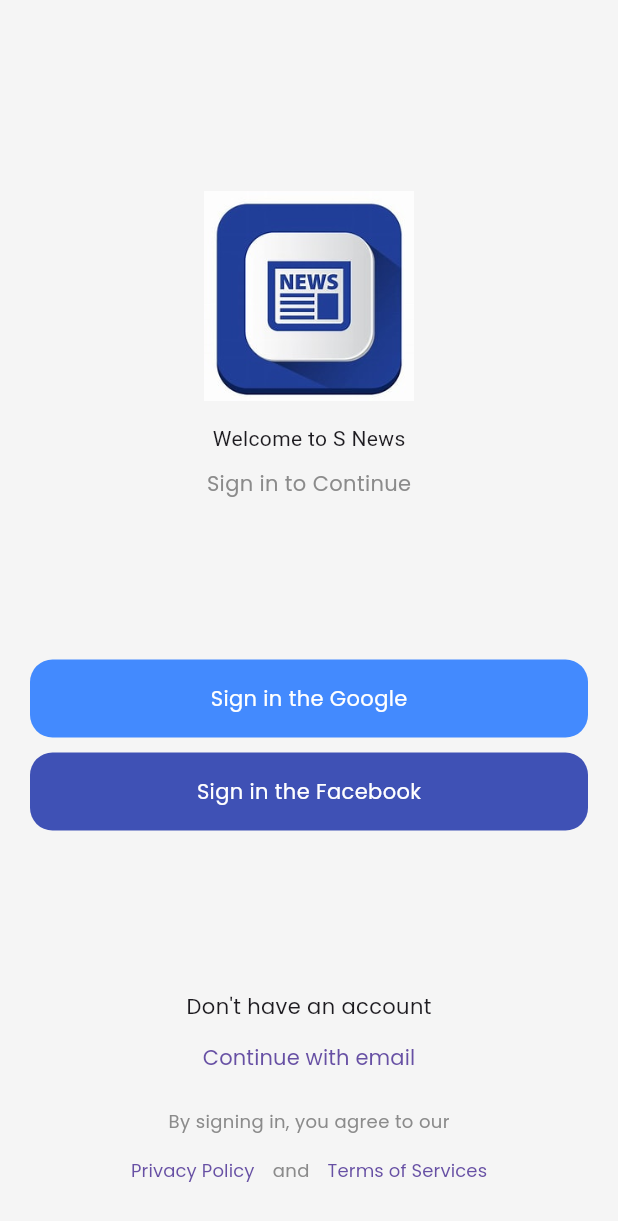
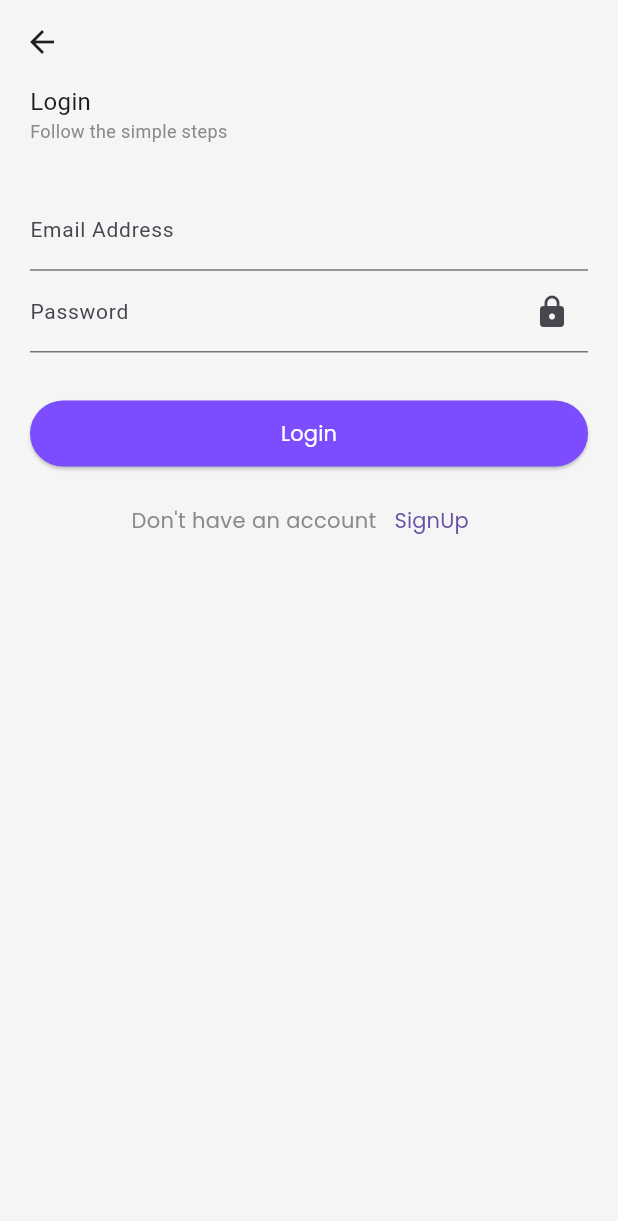
Before and after one commit to sujalraj00/snews, a Flutter app: the AuthenticationPage screen opened by its route, after a tap on "Continue with email", on a phone screen of 412 x 824 dp. Shown: the top 1221 px of the screen. Run offline on Flutter 3.47's test engine with Material 3 defaults, Android fonts, the phone set to English and light mode, and no system bars; our stand-ins replace get, velocity_x; Roboto replaces fonts that are missing (poppins-semibold).

Commit message:
custom textfield and signup page added

```diff
--- a/lib/controller/authentication_controller.dart
+++ b/lib/controller/authentication_controller.dart
@@ -1,9 +1,11 @@
 import 'package:get/get.dart';
+import 'package:snews/res/routes/route_name.dart';
 
 class AuthenticationController extends GetxController{
   AuthenticationController();
 
-  final _obj = ''.obs;
-  set obj(value) => _obj.value = value;
-  get obj => _obj.value;
+
+  navigateToLogin () {
+    Get.toNamed(RouteName.login);
+  }
 }
--- a/lib/controller/login_controller.dart
+++ b/lib/controller/login_controller.dart
@@ -1,5 +1,10 @@
+import 'package:get/get.dart';
+import 'package:snews/res/routes/route_name.dart';
+
 class LoginController extends GetxController {
   LoginController();
 
-
+  navigatetoSignUp(){
+    Get.toNamed(RouteName.signup);
 }
+}
--- /dev/null
+++ b/lib/controller/signup_controller.dart
@@ -0,0 +1,5 @@
+import 'package:get/get.dart';
+
+class SignUpController extends GetxController {
+  SignUpController();
+}
--- a/lib/main.dart
+++ b/lib/main.dart
@@ -19,6 +19,13 @@
       title:AppString.appname,
       debugShowCheckedModeBanner: false,
       theme: ThemeData(
+        appBarTheme: AppBarTheme(
+          iconTheme: IconThemeData(
+              color: AppColor.icon
+          ),
+          backgroundColor: Colors.transparent,
+          elevation: 0.0
+        ),
        fontFamily: Appfonts.regular,
         scaffoldBackgroundColor: AppColor.background,
         iconTheme: IconThemeData(
--- a/lib/res/consts/strings.dart
+++ b/lib/res/consts/strings.dart
@@ -22,6 +22,16 @@ class AppString {
   static const privacyPolicyTermsCondition = "By signing in, you agree to our";
   static const privacyPolicy = "Privacy Policy";
   static const termsCondition = "Terms of Services";
+  static String continueWithEmail = "Continue with email";
 
-  static String continueWithEmail = "Continue with email";
+  // login
+  static String login  = "Login";
+  static const followSimple = "Follow the simple steps";
+
+  static const email = "Email Address";
+  static const emailHint = "username@gmail.com";
+  static const password = "Password";
+  static const passwordHint = "*********";
+
+  static String signUp =  "SignUp";
 }
--- a/lib/res/routes/route_name.dart
+++ b/lib/res/routes/route_name.dart
@@ -1,3 +1,8 @@
 class RouteName {
-  static const splash= "/", onboarding = "/onboarding", authentication = "/authentication";
+  static const splash = "/",
+      onboarding = "/onboarding",
+      authentication = "/authentication",
+      login = "/login",
+      signup = "/signup"
+  ;
 }
--- a/lib/res/routes/routes.dart
+++ b/lib/res/routes/routes.dart
@@ -1,11 +1,15 @@
 import 'package:get/get.dart';
 import 'package:get/get_instance/src/bindings_interface.dart';
 import 'package:snews/controller/authentication_controller.dart';
+import 'package:snews/controller/login_controller.dart';
 import 'package:snews/controller/onboarding_controller.dart';
+import 'package:snews/controller/signup_controller.dart';
 import 'package:snews/controller/splash_controller.dart';
 import 'package:snews/res/routes/route_name.dart';
 import 'package:snews/views/authentication_page.dart';
+import 'package:snews/views/login_page.dart';
 import 'package:snews/views/on_boarding.dart';
+import 'package:snews/views/signup_page.dart';
 import 'package:snews/views/splash_page.dart';
 
 class AppRoutes {
@@ -22,6 +26,16 @@ class AppRoutes {
        GetPage(
         name: RouteName.authentication,
         page: () =>  const AuthenticationPage(),
-        binding: BindingsBuilder.put(() => AuthenticationController()))
+        binding: BindingsBuilder.put(() => AuthenticationController())),
+
+    GetPage(
+        name: RouteName.login,
+        page: () =>  const LoginPage(),
+        binding: BindingsBuilder.put(() => LoginController())),
+
+    GetPage(
+        name: RouteName.signup,
+        page: () =>   SignupPage(),
+        binding: BindingsBuilder.put(() => SignUpController()))
       ];
 }
--- a/lib/views/authentication_page.dart
+++ b/lib/views/authentication_page.dart
@@ -36,7 +36,8 @@ class AuthenticationPage extends GetView<AuthenticationController> {
                   style: AppStyles().regular(color: AppColor.white),
                 ))
                 .width(context.screenWidth - 25)
-                .padding(const EdgeInsets.symmetric(horizontal: 16, vertical: 16))
+                .padding(
+                const EdgeInsets.symmetric(horizontal: 16, vertical: 16))
                 .rounded
                 .alignment(Alignment.center)
                 .color(AppColor.google)
@@ -49,25 +50,36 @@ class AuthenticationPage extends GetView<AuthenticationController> {
                   style: AppStyles().regular(color: AppColor.white),
                 ))
                 .width(context.screenWidth - 25)
-                .padding(const EdgeInsets.symmetric(horizontal: 16, vertical: 16))
+                .padding(
+                const EdgeInsets.symmetric(horizontal: 16, vertical: 16))
                 .rounded
                 .alignment(Alignment.center)
-                .color(AppColor.fb )
+                .color(AppColor.fb)
                 .make(),
             const Spacer(),
-            Text(AppString.dontHaveAccount, style: AppStyles().regular(),),
-            TextButton(onPressed: (){}, child: Text(AppString.continueWithEmail,style: AppStyles().regular(size: 14),)),
+
+            TextButton(onPressed: () {
+              controller.navigateToLogin();
+            },
+                child: Text(AppString.continueWithEmail,
+                  style: AppStyles().regular(size: 14),)),
             10.heightBox,
-            Text(AppString.privacyPolicyTermsCondition, style: AppStyles().regular(
+            Text(
+              AppString.privacyPolicyTermsCondition, style: AppStyles().regular(
                 color: AppColor.secondaryText,
                 size: 12
             ),),
             Row(
               mainAxisAlignment: MainAxisAlignment.center,
               children: [
-                TextButton(onPressed: (){}, child: Text(AppString.privacyPolicy, style: AppStyles().regular(size: 12),)),
-                Text("and", style: AppStyles().regular(size: 12, color: AppColor.secondaryText),),
-                TextButton(onPressed: (){}, child: Text(AppString.termsCondition, style: AppStyles().regular(size: 12)))
+                TextButton(onPressed: () {},
+                    child: Text(AppString.privacyPolicy,
+                      style: AppStyles().regular(size: 12),)),
+                Text("and", style: AppStyles().regular(
+                    size: 12, color: AppColor.secondaryText),),
+                TextButton(onPressed: () {},
+                    child: Text(AppString.termsCondition,
+                        style: AppStyles().regular(size: 12)))
               ],
             )
           ],
--- a/lib/views/login_page.dart
+++ b/lib/views/login_page.dart
@@ -0,0 +1,48 @@
+import 'package:flutter/material.dart';
+import 'package:get/get.dart';
+import 'package:snews/res/consts/consts.dart';
+import 'package:snews/widgets/custom_textfield.dart';
+import 'package:velocity_x/velocity_x.dart';
+
+import '../controller/login_controller.dart';
+
+class LoginPage extends GetView<LoginController>{
+  const LoginPage({super.key});
+
+  @override
+  Widget build(BuildContext context) {
+    return Scaffold(
+      appBar: AppBar(),
+      body: SingleChildScrollView(
+        padding: const EdgeInsets.symmetric(horizontal: 20.0),
+        child: Column(
+          crossAxisAlignment: CrossAxisAlignment.start,
+          children: [
+            Text(AppString.login,
+            style: AppStyles().semibold(size: 16),),
+            Text(AppString.followSimple,
+              style: AppStyles().semibold(size: 12, color: AppColor.secondaryText),),
+            30.heightBox,
+            const CustomTextField(hint: AppString.emailHint, label: AppString.email, isPassword: false,),
+            const CustomTextField(hint: AppString.passwordHint, label: AppString.password, isPassword: true,),
+            30.heightBox,
+            SizedBox(
+                width: context.screenWidth,
+                child: ElevatedButton( style: ElevatedButton.styleFrom(backgroundColor: AppColor.primaryButton, padding: const EdgeInsets.symmetric(vertical: 12)),
+                    onPressed: (){}, child: Text(AppString.login, style: TextStyle(color: Colors.white)))),
+            10.heightBox,
+            Row(
+              mainAxisAlignment: MainAxisAlignment.center,
+              children: [
+                Text(AppString.dontHaveAccount, style: AppStyles().regular(size: 14, color: AppColor.secondaryText),),
+                TextButton(onPressed: (){
+                  controller.navigatetoSignUp();
+                }, child: Text(AppString.signUp, style: AppStyles().regular(),))
+              ],
+            )
+          ],
+        ),
+      ),
+    );
+  }
+}
--- /dev/null
+++ b/lib/views/signup_page.dart
@@ -0,0 +1,17 @@
+import 'package:flutter/material.dart';
+import 'package:flutter/src/widgets/framework.dart';
+import 'package:get/get.dart';
+import 'package:snews/controller/signup_controller.dart';
+
+class SignupPage extends GetView<SignUpController>{
+  @override
+  Widget build(BuildContext context) {
+   return Scaffold(
+     appBar: AppBar(title: Text('SignUp'),),
+     body: SafeArea(
+       child: Text('SignupPage'),
+     )
+   );
+  }
+
+}
--- /dev/null
+++ b/lib/widgets/custom_textfield.dart
@@ -0,0 +1,39 @@
+import 'package:snews/res/consts/consts.dart';
+import 'package:velocity_x/velocity_x.dart';
+
+class CustomTextField extends StatefulWidget {
+  const CustomTextField({super.key, required this.hint, required this.label, this.isPassword});
+
+  final String hint;
+  final String label;
+  final bool? isPassword;
+  @override
+  State<CustomTextField> createState() => _CustomTextFieldState();
+}
+
+class _CustomTextFieldState extends State<CustomTextField> {
+ var showPassword = false;
+
+ makePasswordVisible() {
+   setState(() {
+     showPassword = !showPassword;
+   });
+
+ }
+
+  @override
+  Widget build(BuildContext context) {
+    return TextFormField(
+      obscureText: widget.isPassword! &&  !showPassword,
+        decoration: InputDecoration(
+          suffixIcon:  widget.isPassword == false ? null :  Icon(
+            showPassword == true ? Icons.lock_open : Icons.lock
+          ).onTap(() {makePasswordVisible();
+          }),
+        hintText: widget.hint ,
+        hintStyle : AppStyles().regular(),
+        labelText: widget.label,
+        labelStyle: AppStyles().semibold()),
+    );
+  }
+}
```
Lines whose indentation alone changed are shown as unchanged.
